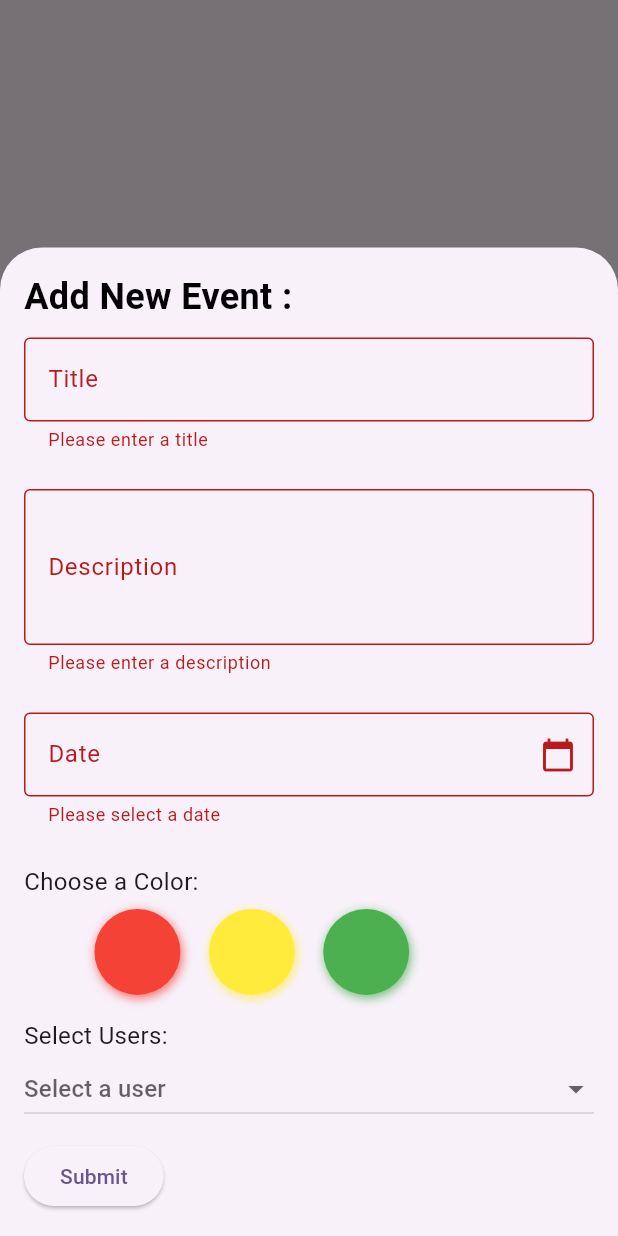
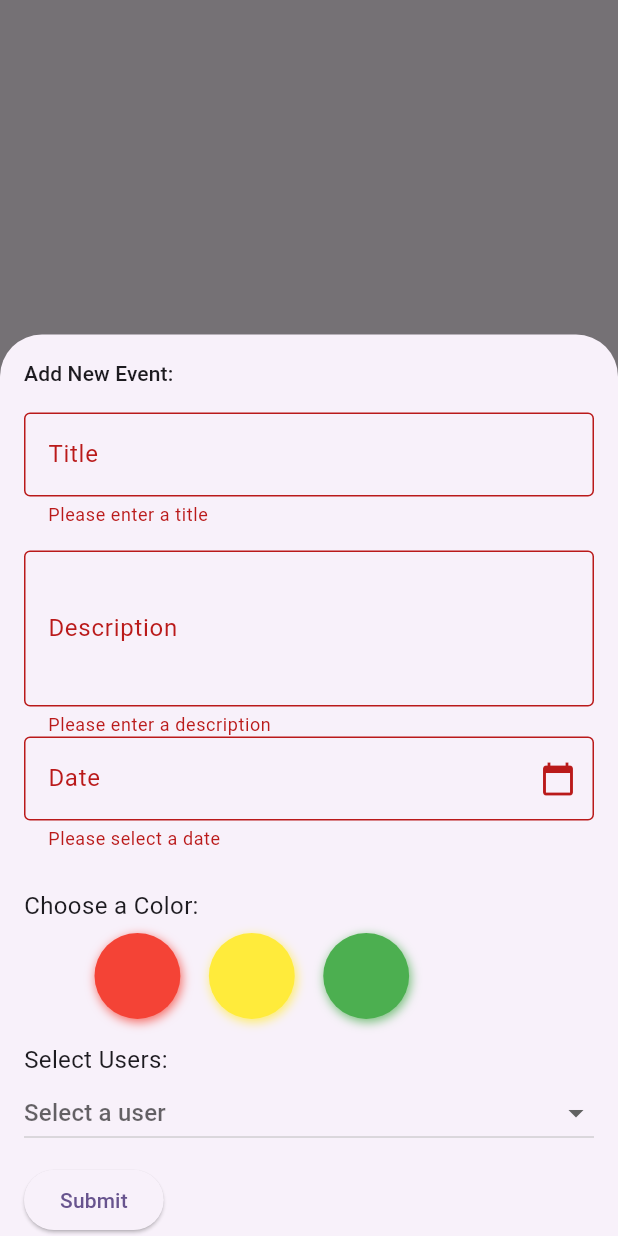
Before and after one commit to HanaOuerghemmi/date_keeper, a Flutter app: what showAddEventModal() shows on an empty page, opened directly, after a tap on "Submit", on a phone screen of 412 x 824 dp. Run offline on Flutter 3.47's test engine with Material 3 defaults, Android fonts, the light colour scheme and no system bars; drawn by our look-alikes of flutter_colorpicker; our stand-ins replace bloc, cloud_firestore, dartz, equatable, firebase_auth, firebase_core and 10 more; accounts and stored records are empty; network calls fail; statements that could not run were skipped.

Commit message:
add event presentation

```diff
--- a/lib/core/rooting/app_rooting.dart
+++ b/lib/core/rooting/app_rooting.dart
@@ -6,7 +6,7 @@ import 'package:date_keeper/features/auth/presentation/pages/main_page.dart';
 import 'package:date_keeper/features/auth/presentation/pages/sign_up_with_email_page.dart';
 import 'package:date_keeper/features/character/presentation/pages/character_screen.dart';
 import 'package:date_keeper/features/character/presentation/pages/create_character_page.dart';
-import 'package:date_keeper/features/event%20presentation/presentation/add_event_screen.dart';
+import 'package:date_keeper/features/event/presentation/pages/add_event_screen.dart';
 import 'package:date_keeper/features/home/home_screen.dart';
 import 'package:date_keeper/features/onbording/onbording_screen.dart';
 import 'package:date_keeper/features/onbording/splash_screen.dart';
--- a/lib/features/event presentation/presentation/add_event_screen.dart
+++ /dev/null
@@ -1,124 +0,0 @@
-import 'package:date_keeper/core/core.dart';
-import 'package:date_keeper/features/auth/domain/entities/user_entity.dart';
-import 'package:date_keeper/features/event%20presentation/presentation/widgets/events_ittems.dart';
-import 'package:flutter/material.dart';
-
-  void showAddEventModal(BuildContext context) {
-    final _formKey = GlobalKey<FormState>();
-
-  // Controllers to get the input values
-  TextEditingController _titleController = TextEditingController();
-  TextEditingController _descriptionController = TextEditingController();
-  TextEditingController _dateController = TextEditingController();
-  Color? _selectedColor;
-
-  ///*** List of users (static) */
-  List<UserEntity> users = [
-    UserEntity(username: 'Alice', profilePictureUrl: 'https://i.pravatar.cc/150?img=1'),
-    UserEntity(username: 'Bob', profilePictureUrl: 'https://i.pravatar.cc/150?img=2'),
-    UserEntity(username: 'Charlie', profilePictureUrl: 'https://i.pravatar.cc/150?img=3'),
-  ];
-  UserEntity? _selectedUser;
-
-
-
-    showModalBottomSheet(
-      context: context,
-      isScrollControlled: true, // Allows the modal to be scrollable
-      builder: (BuildContext context) {
-        return Padding(
-          padding: EdgeInsets.all(16.0),
-          child: Form(
-            key: _formKey,
-            child: SingleChildScrollView(
-              child: Column(
-                crossAxisAlignment: CrossAxisAlignment.start,
-                children: [
-                  Text('Add New Event :', style: textStyleTitle,),
-                  smallPaddingVert,
-                  // Title Input
-                  TextFormField(
-                    controller: _titleController,
-                    decoration: const InputDecoration(
-                      labelText: 'Title',
-                      border: OutlineInputBorder(),
-                    ),
-                    validator: (value) {
-                      if (value == null || value.isEmpty) {
-                        return 'Please enter a title';
-                      }
-                      return null;
-                    },
-                  ),
-                  mediumPaddingVert, // Add your padding widget
-
-                  // Description Input
-                  TextFormField(
-                    controller: _descriptionController,
-                    decoration: const InputDecoration(
-                      labelText: 'Description',
-                      border: OutlineInputBorder(),
-                    ),
-                    maxLines: 3,
-                    validator: (value) {
-                      if (value == null || value.isEmpty) {
-                        return 'Please enter a description';
-                      }
-                      return null;
-                    },
-                  ),
-                  mediumPaddingVert, // Add your padding widget
-
-                  // Date Input (with calendar picker)
-                  DateItemSelector(dateController: _dateController),
-                  mediumPaddingVert, // Add your padding widget
-
-                  const Text(
-                    'Choose a Color:',
-                    style: TextStyle(fontSize: 16.0),
-                  ),
-                  StatusItemSelector(selectedColor: _selectedColor), // Your color selector
-
-                  // User Checklist
-                  const Text(
-                    'Select Users:',
-                    style: TextStyle(fontSize: 16.0),
-                  ),
-                  UserItemsSelector(selectedUser: _selectedUser, users: users), // Your user selector
-                  smallPaddingVert, // Add your padding widget
-
-                  // Submit Button
-                  ElevatedButton(
-                    onPressed: () {
-                      if (_formKey.currentState!.validate()) {
-                        // Handle form submission logic here
-                        final title = _titleController.text;
-                        final description = _descriptionController.text;
-                        final date = _dateController.text;
-                        final statusColor = _selectedColor;
-                        final selectedUser = _selectedUser;
-
-                        // Print form values for demonstration
-                        print('Title: $title');
-                        print('Description: $description');
-                        print('Date: $date');
-                        print('Color: $statusColor');
-                        print('Selected User: ${selectedUser?.username}');
-
-                        // Clear the form after submission
-                        _titleController.clear();
-                        _descriptionController.clear();
-                        _dateController.clear();
-                        Navigator.of(context).pop(); // Close the modal after submission
-                      }
-                    },
-                    child: Text('Submit'),
-                  ),
-                ],
-              ),
-            ),
-          ),
-        );
-      },
-    );
-  }
--- a/lib/features/event/domain/entities/event_entity.dart
+++ b/lib/features/event/domain/entities/event_entity.dart
@@ -9,8 +9,9 @@ class EventEntity extends Equatable {
   CharacterModel? user;
   String? title;
   String? description;
-  Color? statusColor;
+  String? statusColor;
   String? type;
+  String? date;
 
   EventEntity({
     required this.user,
@@ -18,8 +19,9 @@ class EventEntity extends Equatable {
     required this.description,
     required this.statusColor,
     required this.type,
+    required this.date
   });
 
   @override
-  List<Object?> get props => [user, title, description, statusColor, type];
+  List<Object?> get props => [user, title, description, statusColor, type, date];
 }
--- a/lib/features/event/event_injection_container.dart
+++ b/lib/features/event/event_injection_container.dart
@@ -1,6 +1,4 @@
-import 'dart:nativewrappers/_internal/vm/lib/internal_patch.dart';
 
-import 'package:date_keeper/features/event%20presentation/presentation/widgets/event_card_widget.dart';
 import 'package:date_keeper/features/event/data/datasources/remote_data_source/event_remote_datasource_impl.dart';
 import 'package:date_keeper/features/event/data/repositories/event_repository_impl.dart';
 import 'package:date_keeper/features/event/domain/repositories/event_repository.dart';
@@ -10,8 +8,7 @@ import 'package:date_keeper/main_injection_container.dart';
 
 Future<void> eventInjectionContainer () async{
 //*********** bloc injection  ************/
-sl.registerLazySingleton<CreateEventCubit>(()=> CreateEventCubit(
-  creatEventUsescase: sl(),
+sl.registerLazySingleton<CreateEventCubit>(()=> CreateEventCubit( creatEventUsescase: sl(),
   ));
 //*********** uses cases injection  ***************/
 
--- /dev/null
+++ b/lib/features/event/presentation/pages/add_event_screen.dart
@@ -0,0 +1,165 @@
+import 'dart:developer';
+
+import 'package:date_keeper/features/event/domain/usecases/creat_event_usescase.dart';
+import 'package:date_keeper/features/event/presentation/widgets/events_ittems.dart';
+import 'package:flutter/material.dart';
+import 'package:flutter_bloc/flutter_bloc.dart';
+import 'package:date_keeper/core/core.dart';
+import 'package:date_keeper/features/auth/domain/entities/user_entity.dart';
+import 'package:date_keeper/features/event/domain/entities/event_entity.dart';
+import 'package:date_keeper/features/event/presentation/bloc/create_event_cubit/create_event_cubit.dart';
+import 'package:flutter_colorpicker/flutter_colorpicker.dart';
+
+void showAddEventModal(BuildContext context) {
+  final _formKey = GlobalKey<FormState>();
+
+  // Controllers for input fields
+  final TextEditingController _titleController = TextEditingController();
+  final TextEditingController _descriptionController = TextEditingController();
+  final TextEditingController _dateController = TextEditingController();
+
+  Color? selectedColor ;
+  UserEntity? _selectedUser;
+      log(' color  +++++++++++++ +++ +++++ $selectedColor');
+
+  // Static list of users for selection
+  final List<UserEntity> users = [
+    UserEntity(username: 'Alice', profilePictureUrl: 'https://i.pravatar.cc/150?img=1'),
+    UserEntity(username: 'Bob', profilePictureUrl: 'https://i.pravatar.cc/150?img=2'),
+    UserEntity(username: 'Charlie', profilePictureUrl: 'https://i.pravatar.cc/150?img=3'),
+  ];
+String _colorToString(Color? color) {
+  switch (color?.value) {
+    case 0xFFF44336:
+      return "Red";
+    case 0xFFFFEB3B:
+      return "Yellow";
+    case 0xFF4CAF50:
+      return "Green";
+    default:
+      return "Unknown Color";
+  }
+}
+
+
+
+  // Method to submit event
+  void submitEvent(BuildContext context) {
+    if (_formKey.currentState!.validate()) {
+      final String statusColor = _colorToString(selectedColor);
+      log(' color $statusColor ++++++++ +++ +++++ $selectedColor');
+      final EventEntity event = EventEntity(
+        user: null,
+        title: _titleController.text,
+        description: _descriptionController.text,
+        statusColor:_colorToString(selectedColor),
+        date: _dateController.text,
+        type: null,
+      );
+
+      // Trigger event creation
+      context.read<CreateEventCubit>().createEvent(event);
+    }
+  }
+
+  showModalBottomSheet(
+    context: context,
+    isScrollControlled: true,
+    builder: (BuildContext context) {
+      return BlocConsumer<CreateEventCubit, CreateEventState>(
+        listener: (context, state) {
+           state.maybeWhen(
+             loading: () {
+             },
+             success: (_) {
+              //  Close modal on success
+               Navigator.pop(context);
+               ScaffoldMessenger.of(context).showSnackBar(
+                 SnackBar(content: Text('event aded successful')),
+               );
+             },
+             error: (message) {
+                //Show error message
+               ScaffoldMessenger.of(context).showSnackBar(
+                 SnackBar(content: Text(message)),
+               );
+             },
+            orElse:
+             () {}
+          );
+        },
+        builder: (context, state) {
+          return Padding(
+            padding: EdgeInsets.only(
+              bottom: MediaQuery.of(context).viewInsets.bottom,
+              left: 16.0,
+              right: 16.0,
+              top: 16.0,
+            ),
+            child: Form(
+              key: _formKey,
+              child: SingleChildScrollView(
+                child: Column(
+                  crossAxisAlignment: CrossAxisAlignment.start,
+                  children: [
+                    Text(
+                      'Add New Event:',
+                      style: Theme.of(context).textTheme.labelLarge,
+                    ),
+                    SizedBox(height: 16),
+                    TextFormField(
+                      controller: _titleController,
+                      decoration: InputDecoration(
+                        labelText: 'Title',
+                        border: OutlineInputBorder(),
+                      ),
+                      validator: (value) => value == null || value.isEmpty
+                          ? 'Please enter a title'
+                          : null,
+                    ),
+                    SizedBox(height: 16),
+                    TextFormField(
+                      controller: _descriptionController,
+                      decoration: InputDecoration(
+                        labelText: 'Description',
+                        border: OutlineInputBorder(),
+                      ),
+                      maxLines: 3,
+                      validator: (value) => value == null || value.isEmpty
+                          ? 'Please enter a description'
+                          : null,
+                    ),
+                     // Date Input (with calendar picker)
+                  DateItemSelector(dateController: _dateController),
+                  mediumPaddingVert, // Add your padding widget
+
+                  const Text(
+                    'Choose a Color:',
+                    style: TextStyle(fontSize: 16.0),
+                  ),
+                  StatusItemSelector(selectedColor: selectedColor,), // Your color selector
+
+                  // User Checklist
+                  const Text(
+                    'Select Users:',
+                    style: TextStyle(fontSize: 16.0),
+                  ),
+                  UserItemsSelector(selectedUser: _selectedUser, users: users), // Your user selector
+                  smallPaddingVert, // Add your padding widget
+                    state.maybeWhen(
+                      loading: () => Center(child: CircularProgressIndicator()),
+                      orElse: () => ElevatedButton(
+                        onPressed: () => submitEvent(context),
+                        child: Text('Submit'),
+                      ),
+                    ),
+                  ],
+                ),
+              ),
+            ),
+          );
+        },
+      );
+    },
+  );
+}
--- a/lib/features/event presentation/presentation/widgets/update_event_popup.dart
+++ b/lib/features/event/presentation/widgets/update_event_popup.dart
@@ -1,5 +1,5 @@
 import 'package:flutter/material.dart';
-import 'package:date_keeper/features/event%20presentation/presentation/widgets/event_card_widget.dart';
+import 'package:date_keeper/features/event/presentation/widgets/event_card_widget.dart';
 
 Future<bool> showUpdatePopup(
     BuildContext context, Event event, int index) async {
--- a/lib/features/home/home_screen.dart
+++ b/lib/features/home/home_screen.dart
@@ -1,8 +1,8 @@
 import 'package:date_keeper/core/core.dart';
 import 'package:date_keeper/core/rooting/app_rooting.dart';
 import 'package:date_keeper/features/character/presentation/widgets/widget_character.dart';
-import 'package:date_keeper/features/event%20presentation/presentation/add_event_screen.dart';
-import 'package:date_keeper/features/event%20presentation/presentation/widgets/event_card_widget.dart';
+import 'package:date_keeper/features/event/presentation/pages/add_event_screen.dart';
+import 'package:date_keeper/features/event/presentation/widgets/event_card_widget.dart';
 import 'package:date_keeper/features/home/widgets/home_appbar.dart';
 import 'package:firebase_auth/firebase_auth.dart';
 import 'package:flutter/material.dart';
```
Also changed, not shown: lib/features/event/data/models/event_model.dart (+9 -4 lines), lib/features/event/data/repositories/event_repository_impl.dart (+7 -1 lines), lib/features/event/presentation/widgets/event_card_widget.dart (renamed from lib/features/event presentation/presentation/widgets/event_card_widget.dart, +4 -4 lines), lib/features/event/presentation/widgets/events_ittems.dart (renamed from lib/features/event presentation/presentation/widgets/events_ittems.dart, +5 -4 lines), lib/features/event/presentation/widgets/confirmation_dialog.dart (renamed from lib/features/event presentation/presentation/widgets/confirmation_dialog.dart), lib/features/event/presentation/widgets/event_card.dart (renamed from lib/features/event presentation/presentation/widgets/event_card.dart), lib/features/event/presentation/widgets/swipe_widget.dart (renamed from lib/features/event presentation/presentation/widgets/swipe_widget.dart).
